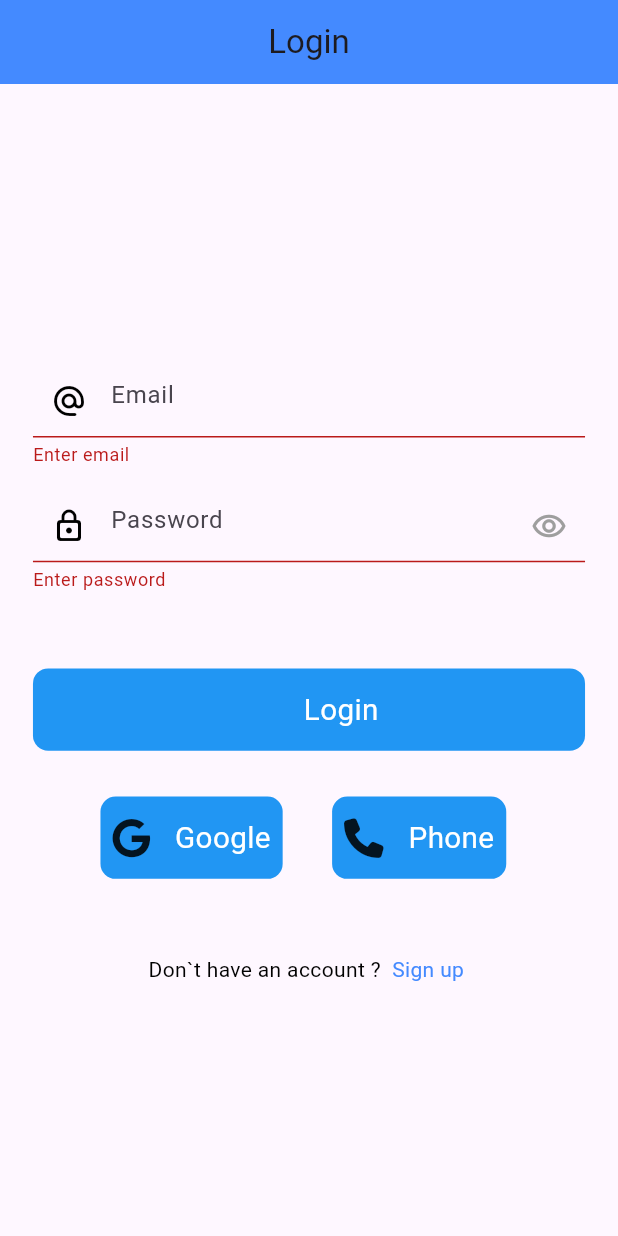
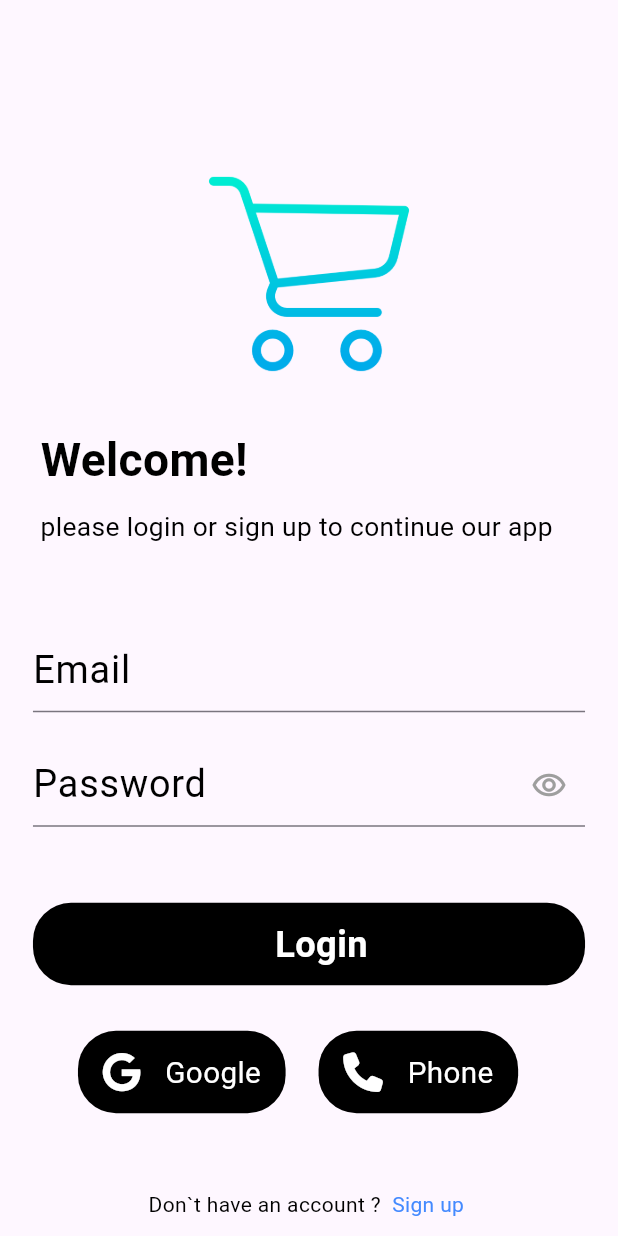
Before and after one commit to srbshameer098/Shoe-Cart, a Flutter app: the screen it shows after launch, after a tap on "Login", on a phone screen of 412 x 824 dp. Run offline on Flutter 3.47's test engine with Material 3 defaults, Android fonts, the phone set to English and light mode, and no system bars; our stand-ins replace avatar_glow, carousel_slider, dotted_border, firebase_auth, firebase_core, firebase_database and 6 more; accounts and stored records are empty.

Commit message:
Auth_design

```diff
--- /dev/null
+++ b/lib/Auth/Frame_1.dart
@@ -0,0 +1,93 @@
+import 'package:flutter/cupertino.dart';
+import 'package:flutter/material.dart';
+import 'package:flutter/widgets.dart';
+import 'package:flutter_screenutil/flutter_screenutil.dart';
+import 'package:untitled1/Auth/login_screen.dart';
+
+import 'Signup.dart';
+class Frame_1 extends StatefulWidget {
+  const Frame_1({Key? key}) : super(key: key);
+
+  @override
+  State<Frame_1> createState() => _Frame_1State();
+}
+
+class _Frame_1State extends State<Frame_1> {
+  @override
+  Widget build(BuildContext context) {
+    return  Scaffold(
+      backgroundColor: Colors.black,
+      body: Column(mainAxisAlignment: MainAxisAlignment.center,
+        children: [
+          SizedBox(height: 300.h,),
+      Center(
+        child: SizedBox(height: 150.h,width: 150.w,
+          child: Image.asset("assets/Brand.png",
+          ),
+        ),
+      ),
+SizedBox(height: 200.h,),
+          GestureDetector(
+            onTap: (){
+              Navigator.of(context)
+                  .push(MaterialPageRoute(builder: (builder)=>HomePage()
+              ));
+            },
+            child: Container(
+              padding: EdgeInsets.only(top: 5.h,bottom:5.h,left: 130.w,right: 130.w),
+              decoration: BoxDecoration(
+                color:Colors.white,
+                borderRadius: BorderRadius.only(
+                  bottomLeft: Radius.circular(20.r),
+                  bottomRight: Radius.circular(20.r),
+                  topLeft: Radius.circular(20.r),
+                  topRight: Radius.circular(20.r),
+                ),
+              ),
+              child:  Padding(
+                padding:  EdgeInsets.symmetric(horizontal: 10.w,vertical: 5.h),
+                child: Text(
+                  "Login",
+                  style: TextStyle(color: Colors.black,fontSize: 20.sp,fontWeight: FontWeight.w700),
+                  textAlign: TextAlign.center,
+                ),
+              ),
+            ),
+          ),
+
+          SizedBox(height: 10.h,),
+
+          GestureDetector(
+            onTap: (){
+              Navigator.of(context)
+                  .push(MaterialPageRoute(builder: (builder)=>Signup()
+              ));
+            },
+            child: Container(
+              padding: EdgeInsets.only(top: 5.h,bottom:5.h,left: 120.w,right: 120.w),
+              decoration: BoxDecoration(
+                color:Colors.transparent,
+                borderRadius: BorderRadius.only(
+                  bottomLeft: Radius.circular(20.r),
+                  bottomRight: Radius.circular(20.r),
+                  topLeft: Radius.circular(20.r),
+                  topRight: Radius.circular(20.r),
+
+                ),
+                border: Border.all(width: 1,color: Colors.blueAccent),
+
+              ),
+              child:  Padding(
+                padding:  EdgeInsets.symmetric(horizontal: 10.w,vertical: 5.h),
+                child: Text(
+                  "Sign Up",
+                  style: TextStyle(color: Colors.white,fontSize: 20.sp,fontWeight: FontWeight.w700),
+                  textAlign: TextAlign.center,
+                ),
+              ),
+            ),
+          ),
+        ])
+    );
+  }
+}
--- a/lib/Auth/login_screen.dart
+++ b/lib/Auth/login_screen.dart
@@ -118,17 +118,31 @@ class _HomePageState extends State<HomePage> {
   @override
   Widget build(BuildContext context) {
     return Scaffold(
-      appBar: AppBar(
-        automaticallyImplyLeading: false,
-        backgroundColor: Colors.blueAccent,
-        title: Center(child: Text('Login')),
+
+      body: Padding(
+        padding: EdgeInsets.only(left: 20.w, top: 55.h, right: 20.w),
+        child: SingleChildScrollView(
+          child: Column(
+            crossAxisAlignment: CrossAxisAlignment.start,
+            mainAxisAlignment: MainAxisAlignment.start,
+            children: [
+              SizedBox(height: 50.h,),
+              Center(
+                child: SizedBox(height: 150.h,width: 150.w,
+                  child: Image.asset("assets/Brand.png",
                   ),
-      body: Padding(
-        padding: EdgeInsets.only(left: 20.w, top: 20.h, right: 20.w),
-        child: Column(
-          crossAxisAlignment: CrossAxisAlignment.center,
-          mainAxisAlignment: MainAxisAlignment.center,
-          children: [
+                ),
+              ),
+              SizedBox(height: 20.h,),
+              Padding(
+                  padding: const EdgeInsets.all(5.0),
+                  child:  Text('Welcome!', style: TextStyle(color: Colors.black,fontSize: 28.sp,fontWeight: FontWeight.w700),)
+              ),
+              Padding(
+                  padding: const EdgeInsets.all(5.0),
+                  child:  Text('please login or sign up to continue our app', style: TextStyle(color: Colors.black,fontSize: 16.sp),textAlign: TextAlign.center,)
+              ),
+              SizedBox(height: 50.h,),
               Form(
                   key: formkey,
                   child: Column(
@@ -137,12 +151,14 @@ class _HomePageState extends State<HomePage> {
                         keyboardType: TextInputType.emailAddress,
                         controller: emailController,
                         decoration: InputDecoration(
-                          hintText: 'Email',
+                             // hintText: ' example@gmail.com',
+                            label: Text('Email',style:TextStyle(color: Colors.black,fontSize: 23.sp,fontWeight: FontWeight.w400) ,),
                             // helperText: 'enter email e.g: example@gmail.com',
-                          prefixIcon: Icon(
-                            Icons.alternate_email_rounded,
-                            color: Colors.black,
-                          )),
+                            // prefixIcon: Icon(
+                            //   Icons.alternate_email_rounded,
+                            //   color: Colors.black,
+                            // )
+                           ),
                         validator: (value) {
                           if (value!.isEmpty) {
                             return 'Enter email';
@@ -150,18 +166,18 @@ class _HomePageState extends State<HomePage> {
                           return null;
                         },
                       ),
-                    SizedBox(height: 15.h),
+                      SizedBox(height: 20.h),
                       TextFormField(
                         keyboardType: TextInputType.text,
                         controller: passwordController,
                         obscureText: true,
                         decoration: InputDecoration(
-                          hintText: 'Password',
-                          // helperText: 'enter password e.g: 123456',
-                          prefixIcon: Icon(
-                            Icons.lock_outline_rounded,
-                            color: Colors.black,
-                          ),
+                           label:Text('Password',style:TextStyle(color: Colors.black,fontSize: 23.sp,fontWeight: FontWeight.w400) ,) ,
+                            // helperText: 'enter password e.g: ********',
+                            // prefixIcon: Icon(
+                            //   Icons.lock_outline_rounded,
+                            //   color: Colors.black,
+                            // ),
                             suffixIcon: GestureDetector(
                               onTap: () {
                                 setState(() {
@@ -169,7 +185,7 @@ class _HomePageState extends State<HomePage> {
                                 });
                               },
                               child: isVisible == false
-                                ? Icon(
+                                  ? const FaIcon(
                                       Icons.remove_red_eye_outlined,
                                       size: 24,
                                       color: Colors.grey,
@@ -190,7 +206,7 @@ class _HomePageState extends State<HomePage> {
                     ],
                   )),
               SizedBox(height: 50.h),
-            RoundButton(
+              TubeButton(
                 title: 'Login',
                 loading: loading,
                 onTap: () {
@@ -203,7 +219,7 @@ class _HomePageState extends State<HomePage> {
                 height: 30.h,
               ),
               Padding(
-              padding: const EdgeInsets.only(left: 45.0),
+                padding: const EdgeInsets.symmetric(horizontal: 30.0),
                 child: Row(
                   children: [
                     RoundButton(
@@ -225,7 +241,7 @@ class _HomePageState extends State<HomePage> {
                           });
                         }),
                     SizedBox(
-                    width: 30.w,
+                      width: 20.w,
                     ),
                     RoundButton(
                         Icons: FontAwesomeIcons.phone,
@@ -262,6 +278,7 @@ class _HomePageState extends State<HomePage> {
             ],
           ),
         ),
+      ),
     );
   }
 }
--- a/lib/UI/Account.dart
+++ b/lib/UI/Account.dart
@@ -28,8 +28,8 @@ class _AccountState extends State<Account> {
           IconButton(
               onPressed: () {
                 auth.signOut().then((value) {
-                  Navigator.push(context,
-                      MaterialPageRoute(builder: (context) => HomePage()));
+                  Navigator.pushAndRemoveUntil(context,
+                      MaterialPageRoute(builder: (context) => HomePage()),(Route<dynamic> route) => false);
                 }).onError((error, stackTrace) {
                   Utils().toastMessage(error.toString());
                 });
--- a/lib/Widgets/RoundButton.dart
+++ b/lib/Widgets/RoundButton.dart
@@ -1,9 +1,9 @@
 import 'package:flutter/material.dart';
 import 'package:flutter_screenutil/flutter_screenutil.dart';
 import 'package:font_awesome_flutter/font_awesome_flutter.dart';
-import 'package:lottie/lottie.dart';
 
-import '../UI/Home.dart';
+
+
 
 
 
@@ -37,12 +37,12 @@ class RoundButton extends StatelessWidget {
       child: Container(
         height: 50.w,
         decoration: BoxDecoration(
-            color: Colors.blue, borderRadius: BorderRadius.circular(10.r)),
+            color: Colors.black, borderRadius: BorderRadius.circular(25.r)),
         child: Padding(
-          padding: const EdgeInsets.all(8.0),
+          padding:  EdgeInsets.symmetric(horizontal: 15.w,vertical: 10.h),
           child: Row(crossAxisAlignment: CrossAxisAlignment.center,mainAxisAlignment: MainAxisAlignment.center,
             children: [
-             FaIcon(Icons,size: 24.sp,),
+             FaIcon(Icons,size: 24.sp,color: Colors.white,),
               SizedBox(width: 15.w,),
               Center(
                 child: loading
@@ -61,8 +61,68 @@ class RoundButton extends StatelessWidget {
 }
 
 
+
+
+
+// --------------  Tube Button  ------------------  //
+
+class TubeButton extends StatelessWidget {
+  final bool loading;
+  final String title;
+  final dynamic Icons;
+
+  final VoidCallback onTap;
+
+  const TubeButton(
+      {Key? key,
+        required this.title,
+        required this.onTap,
+        this.loading = false,
+        this.Icons})
+      : super(key: key);
+
+  @override
+  Widget build(BuildContext context) {
+    return InkWell(
+      onTap: onTap,
+      child: Container(
+        height: 50.w,
+        decoration: BoxDecoration(
+            color: Colors.black, borderRadius: BorderRadius.circular(25.r)),
+        child: Padding(
+          padding:  EdgeInsets.symmetric(horizontal: 15.w,vertical: 10.h),
+          child: Row(crossAxisAlignment: CrossAxisAlignment.center,mainAxisAlignment: MainAxisAlignment.center,
+            children: [
+
+              SizedBox(width: 15.w,),
+              Center(
+                child: loading
+                    ? CircularProgressIndicator(strokeWidth: 3,color: Colors.white,)
+                    : Text(
+                  title,
+                  style: TextStyle(color: Colors.white, fontSize: 22.sp,fontWeight: FontWeight.w700),
+                ),
+              ),
+            ],
+          ),
+        ),
+      ),
+    );
+  }
+}
+
+
+
+
+
+
+
+
+
+
+
 // --------------  Loading Button  ------------------  //
-
+//
 // class LoadingButton extends StatefulWidget {
 //   final bool loading;
 //   final String title;
@@ -94,8 +154,8 @@ class RoundButton extends StatelessWidget {
 //           setState(() {
 //             var loading=false;
 //           });
-//           Navigator.push(context,
-//               MaterialPageRoute(builder: (context)=>page2()));
+//            Navigator.push(context,
+//                MaterialPageRoute(builder: (context)=>page2()));
 //         });
 //
 //       },
--- a/lib/firebase_services/splash_services.dart
+++ b/lib/firebase_services/splash_services.dart
@@ -5,6 +5,7 @@ import 'dart:async';
 import 'package:firebase_auth/firebase_auth.dart';
 import 'package:flutter/cupertino.dart';
 import 'package:flutter/material.dart';
+import 'package:untitled1/Auth/Frame_1.dart';
 
 import '../Auth/login_screen.dart';
 import '../UI/Bottomnav.dart';
@@ -25,7 +26,7 @@ class SplashServices {
       Timer(
           const Duration(seconds: 2),
           () => Navigator.pushAndRemoveUntil(
-              context, MaterialPageRoute(builder: (context) => HomePage()),(Route<dynamic> route) => false));
+              context, MaterialPageRoute(builder: (context) => Frame_1()),(Route<dynamic> route) => false));
     }
   }
 }
```
Also changed, not shown: lib/Auth/Phone.dart (+23 -11 lines), lib/Auth/Signup.dart (+37 -12 lines), lib/Auth/Verify_code.dart (+22 -8 lines), lib/UI/Cards.dart (+5 -2 lines), lib/UI/Page2.dart (+28 -27 lines), lib/Widgets/Dailog_box.dart (+60 -76 lines). Lines whose indentation alone changed are shown as unchanged.
